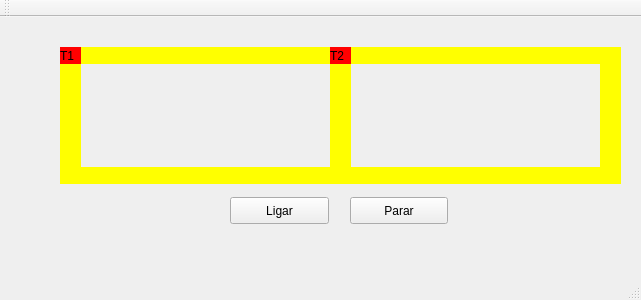
Emanuel-rawa/t02-SO, file src/mainwindow.ui: the form before one commit.
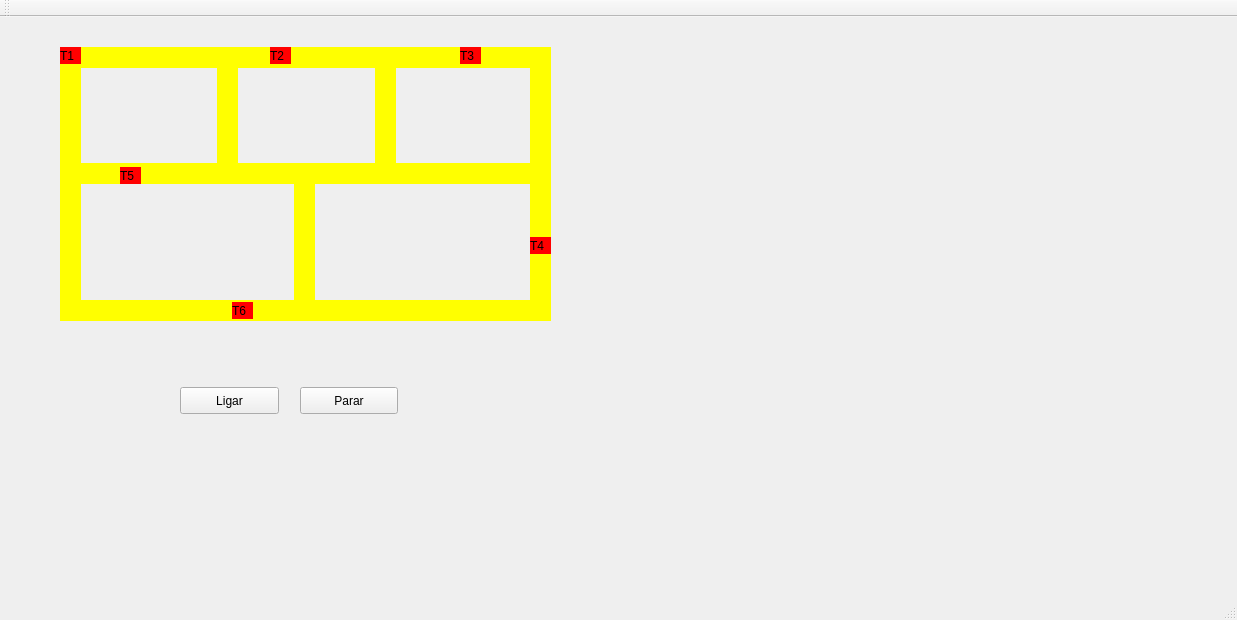
The form after the commit.

Patch:
```diff
--- a/src/mainwindow.ui
+++ b/src/mainwindow.ui
@@ -6,8 +6,8 @@
    <rect>
     <x>0</x>
     <y>0</y>
-    <width>641</width>
-    <height>300</height>
+    <width>1237</width>
+    <height>620</height>
    </rect>
   </property>
   <property name="windowTitle">
@@ -35,8 +35,8 @@
      <rect>
       <x>80</x>
       <y>30</y>
-      <width>250</width>
-      <height>17</height>
+      <width>137</width>
+      <height>21</height>
      </rect>
     </property>
     <property name="styleSheet">
@@ -50,9 +50,9 @@
     <property name="geometry">
      <rect>
       <x>80</x>
-      <y>150</y>
-      <width>250</width>
-      <height>17</height>
+      <y>146</y>
+      <width>137</width>
+      <height>21</height>
      </rect>
     </property>
     <property name="styleSheet">
@@ -65,7 +65,7 @@
    <widget class="QLabel" name="label_trilho3">
     <property name="geometry">
      <rect>
-      <x>330</x>
+      <x>217</x>
       <y>30</y>
       <width>21</width>
       <height>137</height>
@@ -97,8 +97,8 @@
    <widget class="QPushButton" name="pushButton">
     <property name="geometry">
      <rect>
-      <x>230</x>
-      <y>180</y>
+      <x>180</x>
+      <y>370</y>
       <width>99</width>
       <height>27</height>
      </rect>
@@ -110,8 +110,8 @@
    <widget class="QPushButton" name="pushButton_2">
     <property name="geometry">
      <rect>
-      <x>350</x>
-      <y>180</y>
+      <x>300</x>
+      <y>370</y>
       <width>98</width>
       <height>27</height>
      </rect>
@@ -123,7 +123,7 @@
    <widget class="QLabel" name="label_trilho4_2">
     <property name="geometry">
      <rect>
-      <x>600</x>
+      <x>375</x>
       <y>30</y>
       <width>21</width>
       <height>137</height>
@@ -139,10 +139,10 @@
    <widget class="QLabel" name="label_trilho1_2">
     <property name="geometry">
      <rect>
-      <x>350</x>
+      <x>238</x>
       <y>30</y>
-      <width>250</width>
-      <height>17</height>
+      <width>137</width>
+      <height>21</height>
      </rect>
     </property>
     <property name="styleSheet">
@@ -155,10 +155,10 @@
    <widget class="QLabel" name="label_trilho2_2">
     <property name="geometry">
      <rect>
-      <x>350</x>
-      <y>150</y>
-      <width>250</width>
-      <height>17</height>
+      <x>238</x>
+      <y>146</y>
+      <width>137</width>
+      <height>21</height>
      </rect>
     </property>
     <property name="styleSheet">
@@ -171,7 +171,7 @@
    <widget class="QLabel" name="label_trem2">
     <property name="geometry">
      <rect>
-      <x>330</x>
+      <x>270</x>
       <y>30</y>
       <width>21</width>
       <height>17</height>
@@ -184,10 +184,202 @@
      <string>T2</string>
     </property>
    </widget>
-   <zorder>label_trilho1</zorder>
-   <zorder>label_trilho2</zorder>
-   <zorder>label_trilho3</zorder>
-   <zorder>label_trilho4</zorder>
+   <widget class="QLabel" name="R9">
+    <property name="geometry">
+     <rect>
+      <x>396</x>
+      <y>146</y>
+      <width>137</width>
+      <height>21</height>
+     </rect>
+    </property>
+    <property name="styleSheet">
+     <string notr="true">QLabel { background: yellow}</string>
+    </property>
+    <property name="text">
+     <string/>
+    </property>
+   </widget>
+   <widget class="QLabel" name="R7">
+    <property name="geometry">
+     <rect>
+      <x>396</x>
+      <y>30</y>
+      <width>137</width>
+      <height>21</height>
+     </rect>
+    </property>
+    <property name="styleSheet">
+     <string notr="true">QLabel { background: yellow}</string>
+    </property>
+    <property name="text">
+     <string/>
+    </property>
+   </widget>
+   <widget class="QLabel" name="R8">
+    <property name="geometry">
+     <rect>
+      <x>530</x>
+      <y>30</y>
+      <width>21</width>
+      <height>137</height>
+     </rect>
+    </property>
+    <property name="styleSheet">
+     <string notr="true">QLabel { background: yellow}</string>
+    </property>
+    <property name="text">
+     <string/>
+    </property>
+   </widget>
+   <widget class="QLabel" name="R10">
+    <property name="geometry">
+     <rect>
+      <x>294</x>
+      <y>167</y>
+      <width>21</width>
+      <height>137</height>
+     </rect>
+    </property>
+    <property name="styleSheet">
+     <string notr="true">QLabel { background: yellow}</string>
+    </property>
+    <property name="text">
+     <string/>
+    </property>
+   </widget>
+   <widget class="QLabel" name="R13">
+    <property name="geometry">
+     <rect>
+      <x>530</x>
+      <y>167</y>
+      <width>21</width>
+      <height>137</height>
+     </rect>
+    </property>
+    <property name="styleSheet">
+     <string notr="true">QLabel { background: yellow}</string>
+    </property>
+    <property name="text">
+     <string/>
+    </property>
+   </widget>
+   <widget class="QLabel" name="R12">
+    <property name="geometry">
+     <rect>
+      <x>60</x>
+      <y>167</y>
+      <width>21</width>
+      <height>137</height>
+     </rect>
+    </property>
+    <property name="styleSheet">
+     <string notr="true">QLabel { background: yellow}</string>
+    </property>
+    <property name="text">
+     <string/>
+    </property>
+   </widget>
+   <widget class="QLabel" name="R11">
+    <property name="geometry">
+     <rect>
+      <x>80</x>
+      <y>283</y>
+      <width>214</width>
+      <height>21</height>
+     </rect>
+    </property>
+    <property name="styleSheet">
+     <string notr="true">QLabel { background: yellow}</string>
+    </property>
+    <property name="text">
+     <string/>
+    </property>
+   </widget>
+   <widget class="QLabel" name="R14">
+    <property name="geometry">
+     <rect>
+      <x>315</x>
+      <y>283</y>
+      <width>215</width>
+      <height>21</height>
+     </rect>
+    </property>
+    <property name="styleSheet">
+     <string notr="true">QLabel { background: yellow}</string>
+    </property>
+    <property name="text">
+     <string/>
+    </property>
+   </widget>
+   <widget class="QLabel" name="label_trem3">
+    <property name="geometry">
+     <rect>
+      <x>460</x>
+      <y>30</y>
+      <width>21</width>
+      <height>17</height>
+     </rect>
+    </property>
+    <property name="styleSheet">
+     <string notr="true">QLabel { background: red}</string>
+    </property>
+    <property name="text">
+     <string>T3</string>
+    </property>
+   </widget>
+   <widget class="QLabel" name="label_trem4">
+    <property name="geometry">
+     <rect>
+      <x>530</x>
+      <y>220</y>
+      <width>21</width>
+      <height>17</height>
+     </rect>
+    </property>
+    <property name="styleSheet">
+     <string notr="true">QLabel { background: red}</string>
+    </property>
+    <property name="text">
+     <string>T4</string>
+    </property>
+   </widget>
+   <widget class="QLabel" name="label_trem5">
+    <property name="geometry">
+     <rect>
+      <x>120</x>
+      <y>150</y>
+      <width>21</width>
+      <height>17</height>
+     </rect>
+    </property>
+    <property name="styleSheet">
+     <string notr="true">QLabel { background: red}</string>
+    </property>
+    <property name="text">
+     <string>T5</string>
+    </property>
+   </widget>
+   <widget class="QLabel" name="label_trem6">
+    <property name="geometry">
+     <rect>
+      <x>232</x>
+      <y>285</y>
+      <width>21</width>
+      <height>17</height>
+     </rect>
+    </property>
+    <property name="styleSheet">
+     <string notr="true">QLabel { background: red}</string>
+    </property>
+    <property name="text">
+     <string>T6</string>
+    </property>
+   </widget>
+   <zorder>R0</zorder>
+   <zorder>R3</zorder>
+   <zorder>R1</zorder>
+   <zorder>R5</zorder>
    <zorder>label_trem1</zorder>
    <zorder>pushButton</zorder>
    <zorder>pushButton_2</zorder>
```
Left out of the diff: 34 changed lines with no effect on the pictures.
